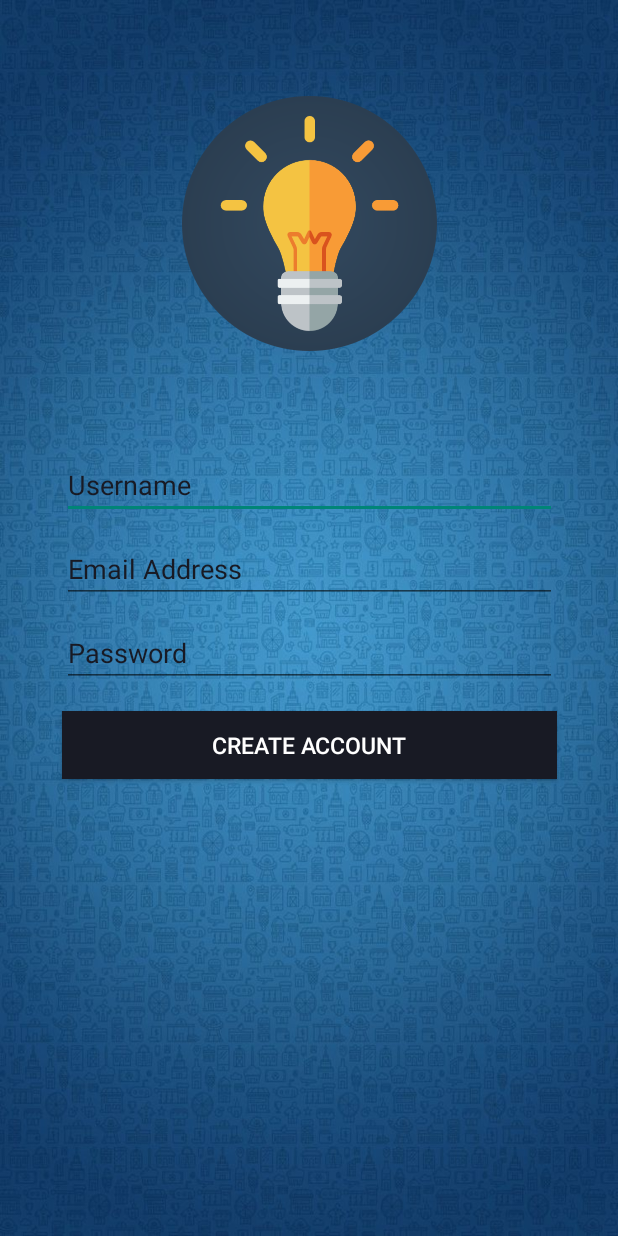
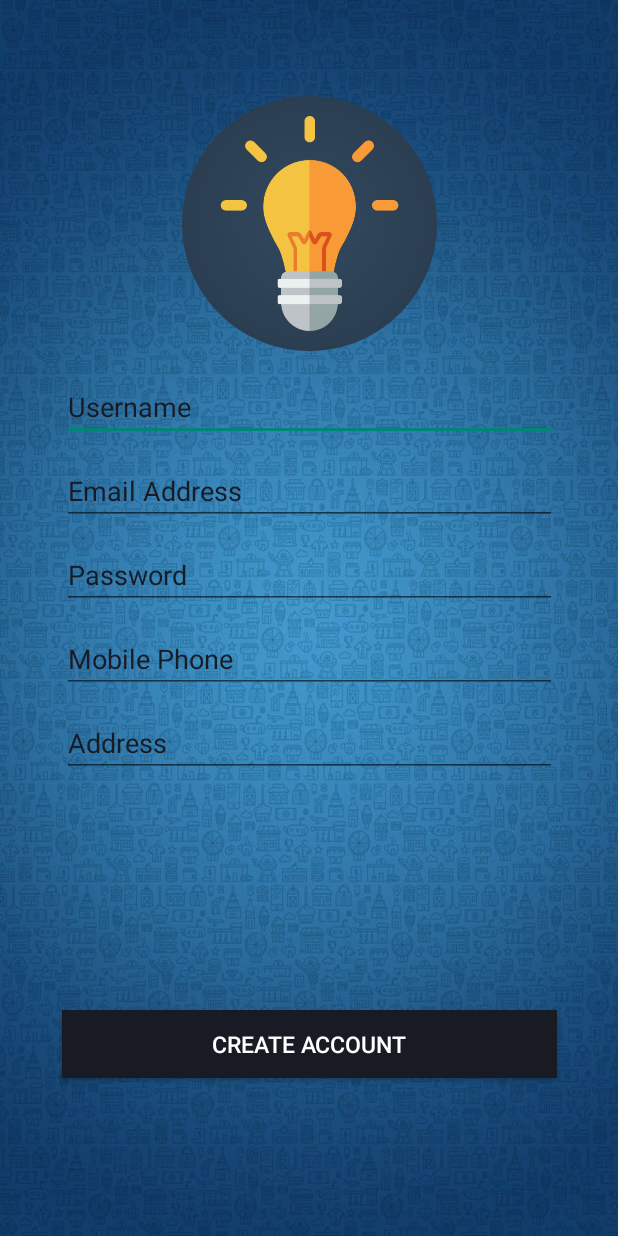
Before and after one commit to abrolmrinal/ElectricBillManage, an Android app: the SignupActivity screen opened directly, with no data from a screen before it, on a phone screen of 412 x 824 dp. Run offline under Robolectric (Android 15) with nearby library versions, the light colour scheme and no system bars; our stand-ins replace Firebase (no records; nobody signed in at launch, a user with empty details on screens opened directly).

Commit message:
added signup info

```diff
--- a/app/src/main/java/com/mc/group3/electricbillmanage/MainActivity.java
+++ b/app/src/main/java/com/mc/group3/electricbillmanage/MainActivity.java
@@ -9,7 +9,7 @@ import android.view.WindowManager;
 
 public class MainActivity extends AppCompatActivity {
 
-    private static int SPLASH_TIME_OUT = 150;
+    private static int SPLASH_TIME_OUT = 250;
 
 
     @Override
--- a/app/src/main/java/com/mc/group3/electricbillmanage/SignupActivity.java
+++ b/app/src/main/java/com/mc/group3/electricbillmanage/SignupActivity.java
@@ -9,6 +9,7 @@ import android.content.Intent;
 import android.content.SharedPreferences;
 import android.content.Context;
 
+import com.google.android.gms.auth.account.WorkAccountApi;
 import com.google.android.gms.tasks.OnCompleteListener;
 import com.google.android.gms.tasks.Task;
 import com.google.firebase.auth.AuthResult;
@@ -21,12 +22,17 @@ public class SignupActivity extends AppCompatActivity {
     private EditText signupUsernameEdit;
     private EditText signupEmailEdit;
     private EditText signupPassEdit;
+    private EditText signupMobileEdit;
+    private EditText signupAddressEdit;
     private Button signupButton;
 
     private FirebaseAuth firebaseAuth;
 
-    private final String EXTRA_MESSAGE = "com.mc.group3.electricbillmanage.username";
+    private final String EXTRA_MESSAGE = "com.mc.group3.electricbillmanage";
     private final String SIGNUP = "com.mc.group3.electricbillmanage.signup";
+    private final String USER_NAME_VALUE = "com.mc.group3.electricbillmanage.username";
+    private final String MOBILE_VALUE = "com.mc.group3.electricbillmanage.mobile";
+    private final String ADDR_VALUE = "com.mc.group3.electricbillmanage.address";
 
 
     @Override
@@ -37,6 +43,8 @@ public class SignupActivity extends AppCompatActivity {
         signupUsernameEdit = findViewById(R.id.signupUsernameEdit);
         signupEmailEdit = findViewById(R.id.signupEmailEdit);
         signupPassEdit = findViewById(R.id.signupPassEdit);
+        signupMobileEdit = findViewById(R.id.signupMobileEdit);
+        signupAddressEdit = findViewById(R.id.signupAddressEdit);
         signupButton = findViewById(R.id.signupButton);
 
         firebaseAuth = FirebaseAuth.getInstance();
@@ -46,6 +54,9 @@ public class SignupActivity extends AppCompatActivity {
         String username = signupUsernameEdit.getText().toString();
         String email = signupEmailEdit.getText().toString();
         String password = signupPassEdit.getText().toString();
+        String mobile_string = signupMobileEdit.getText().toString();
+        long mobile;
+        String address = signupAddressEdit.getText().toString();
 
         if(email.equals("") && password.equals("")){
             Toast.makeText(getApplicationContext(), getString(R.string.EmptyEmailandPass), Toast.LENGTH_SHORT).show();
@@ -63,12 +74,23 @@ public class SignupActivity extends AppCompatActivity {
             Toast.makeText(getApplicationContext(), getString(R.string.ShortPassword), Toast.LENGTH_SHORT).show();
             signupPassEdit.setText("");
         }
+        else if(mobile_string.equals("")){
+            Toast.makeText(getApplicationContext(), getString(R.string.EmptyMobileField), Toast.LENGTH_SHORT).show();
+            signupPassEdit.setText("");
+        }
+        else if(address.equals("")){
+            Toast.makeText(getApplicationContext(), getString(R.string.EmptyAddressField), Toast.LENGTH_SHORT).show();
+            signupPassEdit.setText("");
+        }
         else{
+            mobile = Long.parseLong(mobile_string);
             //Save username to a SharedPreferences file
             SharedPreferences SP = getApplicationContext().getSharedPreferences(
                     getString(R.string.sharedPrefFile1), Context.MODE_PRIVATE);
             SharedPreferences.Editor editor = SP.edit();
-            editor.putString(EXTRA_MESSAGE, username);
+            editor.putString(USER_NAME_VALUE, username);
+            editor.putLong(MOBILE_VALUE, mobile);
+            editor.putString(ADDR_VALUE, address);
             editor.apply();
 
             firebaseAuth.createUserWithEmailAndPassword(email, password)
--- a/app/src/main/res/layout/activity_signup.xml
+++ b/app/src/main/res/layout/activity_signup.xml
@@ -26,7 +26,7 @@
         android:layout_height="40dp"
         android:layout_marginEnd="16dp"
         android:layout_marginStart="16dp"
-        android:layout_marginTop="68dp"
+        android:layout_marginTop="16dp"
         android:ems="10"
         android:hint="@string/username"
         android:inputType="textEmailAddress"
@@ -65,6 +65,36 @@
         app:layout_constraintStart_toStartOf="parent"
         app:layout_constraintTop_toBottomOf="@+id/signupEmailEdit" />
 
+    <EditText
+        android:id="@+id/signupMobileEdit"
+        android:layout_width="330dp"
+        android:layout_height="40dp"
+        android:layout_marginEnd="16dp"
+        android:layout_marginStart="16dp"
+        android:layout_marginTop="16dp"
+        android:ems="10"
+        android:inputType="phone"
+        android:hint="@string/MobileHint"
+        android:textColorHint="@color/colorPrimaryDark"
+        app:layout_constraintEnd_toEndOf="parent"
+        app:layout_constraintStart_toStartOf="parent"
+        app:layout_constraintTop_toBottomOf="@+id/signupPassEdit" />
+
+    <EditText
+        android:id="@+id/signupAddressEdit"
+        android:layout_width="330dp"
+        android:layout_height="40dp"
+        android:layout_marginEnd="16dp"
+        android:layout_marginStart="16dp"
+        android:layout_marginTop="16dp"
+        android:ems="10"
+        android:inputType="textPostalAddress"
+        android:hint="@string/AddressHint"
+        android:textColorHint="@color/colorPrimaryDark"
+        app:layout_constraintEnd_toEndOf="parent"
+        app:layout_constraintStart_toStartOf="parent"
+        app:layout_constraintTop_toBottomOf="@+id/signupMobileEdit" />
+
     <Button
         android:id="@+id/signupButton"
         android:layout_width="330dp"
@@ -81,6 +111,6 @@
         app:layout_constraintBottom_toBottomOf="parent"
         app:layout_constraintEnd_toEndOf="parent"
         app:layout_constraintStart_toStartOf="parent"
-        app:layout_constraintTop_toBottomOf="@+id/signupPassEdit"
-        app:layout_constraintVertical_bias="0.0" />
+        app:layout_constraintTop_toBottomOf="@+id/signupLogoImage"
+        app:layout_constraintVertical_bias="0.825" />
 </android.support.constraint.ConstraintLayout>
--- a/app/src/main/res/values/strings.xml
+++ b/app/src/main/res/values/strings.xml
@@ -21,10 +21,14 @@
     <string name="LoginButtonText">Login</string>
     <string name="IncorrectEmailOrPass">Incorrect Email or Password</string>
 
+    <string name="MobileHint">Mobile Phone</string>
+    <string name="AddressHint">Address</string>
     <string name="SignupButtonText">Create Account</string>
     <string name="EmptyEmailandPass">Enter email and password</string>
     <string name="EmptyEmailField">Enter email address</string>
     <string name="EmptyPasswordField">Enter password</string>
+    <string name="EmptyMobileField">Enter mobile number</string>
+    <string name="EmptyAddressField">Enter address</string>
     <string name="ShortPassword">Password must be 8 or more characters</string>
 
     <string name="SignupFailed">Signup failed</string>
```
Also changed, not shown: app/src/main/java/com/mc/group3/electricbillmanage/LauncherActivity.java (+21 -5 lines).
